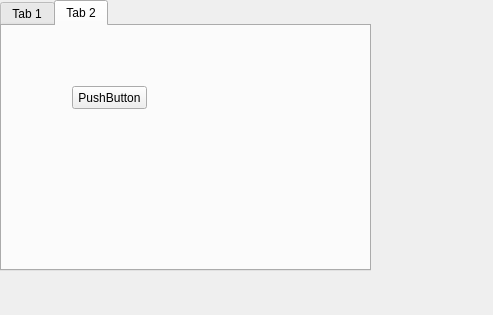
Above: Fdogpc/settingcolor.ui from HuaGouFdog/FdogInstantMessaging before the change. Below: the same form after it.
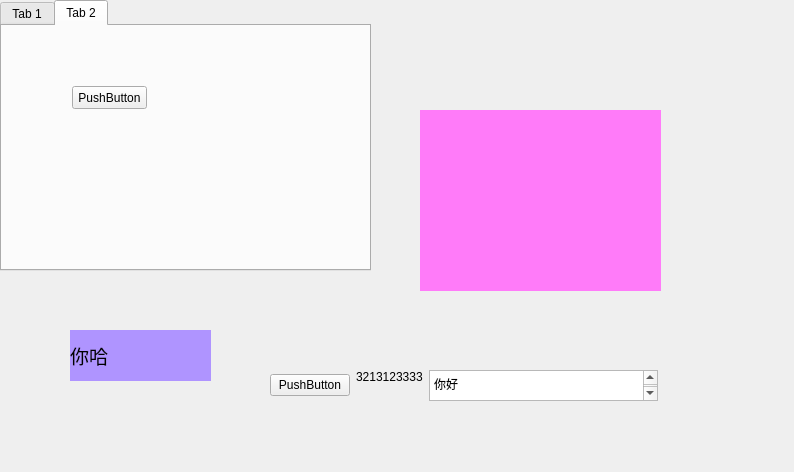
That is the form after the change. Icons and pictures are not drawn.

What changed in the file:
```diff
--- a/Fdogpc/settingcolor.ui
+++ b/Fdogpc/settingcolor.ui
@@ -6,8 +6,8 @@
    <rect>
     <x>0</x>
     <y>0</y>
-    <width>493</width>
-    <height>315</height>
+    <width>794</width>
+    <height>472</height>
    </rect>
   </property>
   <property name="windowTitle">
@@ -54,6 +54,100 @@
     </widget>
    </widget>
   </widget>
+  <widget class="QWidget" name="widget" native="true">
+   <property name="geometry">
+    <rect>
+     <x>420</x>
+     <y>110</y>
+     <width>241</width>
+     <height>181</height>
+    </rect>
+   </property>
+   <property name="styleSheet">
+    <string notr="true">background-color: rgb(255, 123, 249);</string>
+   </property>
+  </widget>
+  <widget class="QLabel" name="label">
+   <property name="geometry">
+    <rect>
+     <x>70</x>
+     <y>330</y>
+     <width>141</width>
+     <height>51</height>
+    </rect>
+   </property>
+   <property name="font">
+    <font>
+     <pointsize>14</pointsize>
+    </font>
+   </property>
+   <property name="styleSheet">
+    <string notr="true">background-color: rgb(175, 148, 255);</string>
+   </property>
+   <property name="text">
+    <string>你哈</string>
+   </property>
+   <property name="alignment">
+    <set>Qt::AlignLeading|Qt::AlignLeft|Qt::AlignVCenter</set>
+   </property>
+   <property name="wordWrap">
+    <bool>false</bool>
+   </property>
+  </widget>
+  <widget class="QWidget" name="horizontalLayoutWidget">
+   <property name="geometry">
+    <rect>
+     <x>270</x>
+     <y>370</y>
+     <width>401</width>
+     <height>31</height>
+    </rect>
+   </property>
+   <layout class="QHBoxLayout" name="horizontalLayout">
+    <item>
+     <widget class="QPushButton" name="pushButton_2">
+      <property name="text">
+       <string>PushButton</string>
+      </property>
+     </widget>
+    </item>
+    <item>
+     <widget class="QLabel" name="label_2">
+      <property name="text">
+       <string>3213123333</string>
+      </property>
+      <property name="alignment">
+       <set>Qt::AlignLeading|Qt::AlignLeft|Qt::AlignTop</set>
+      </property>
+     </widget>
+    </item>
+    <item>
+     <widget class="QTextEdit" name="textEdit">
+      <property name="html">
+       <string>&lt;!DOCTYPE HTML PUBLIC &quot;-//W3C//DTD HTML 4.0//EN&quot; &quot;http://www.w3.org/TR/REC-html40/strict.dtd&quot;&gt;
+&lt;html&gt;&lt;head&gt;&lt;meta name=&quot;qrichtext&quot; content=&quot;1&quot; /&gt;&lt;style type=&quot;text/css&quot;&gt;
+p, li { white-space: pre-wrap; }
+&lt;/style&gt;&lt;/head&gt;&lt;body style=&quot; font-family:'SimSun'; font-size:9pt; font-weight:400; font-style:normal;&quot;&gt;
+&lt;p style=&quot; margin-top:0px; margin-bottom:0px; margin-left:0px; margin-right:0px; -qt-block-indent:0; text-indent:0px;&quot;&gt;你好&lt;/p&gt;
+&lt;p style=&quot;-qt-paragraph-type:empty; margin-top:0px; margin-bottom:0px; margin-left:0px; margin-right:0px; -qt-block-indent:0; text-indent:0px;&quot;&gt;&lt;br /&gt;&lt;/p&gt;&lt;/body&gt;&lt;/html&gt;</string>
+      </property>
+     </widget>
+    </item>
+    <item>
+     <spacer name="horizontalSpacer">
+      <property name="orientation">
+       <enum>Qt::Horizontal</enum>
+      </property>
+      <property name="sizeHint" stdset="0">
+       <size>
+        <width>40</width>
+        <height>20</height>
+       </size>
+      </property>
+     </spacer>
+    </item>
+   </layout>
+  </widget>
  </widget>
  <resources/>
  <connections/>
```
